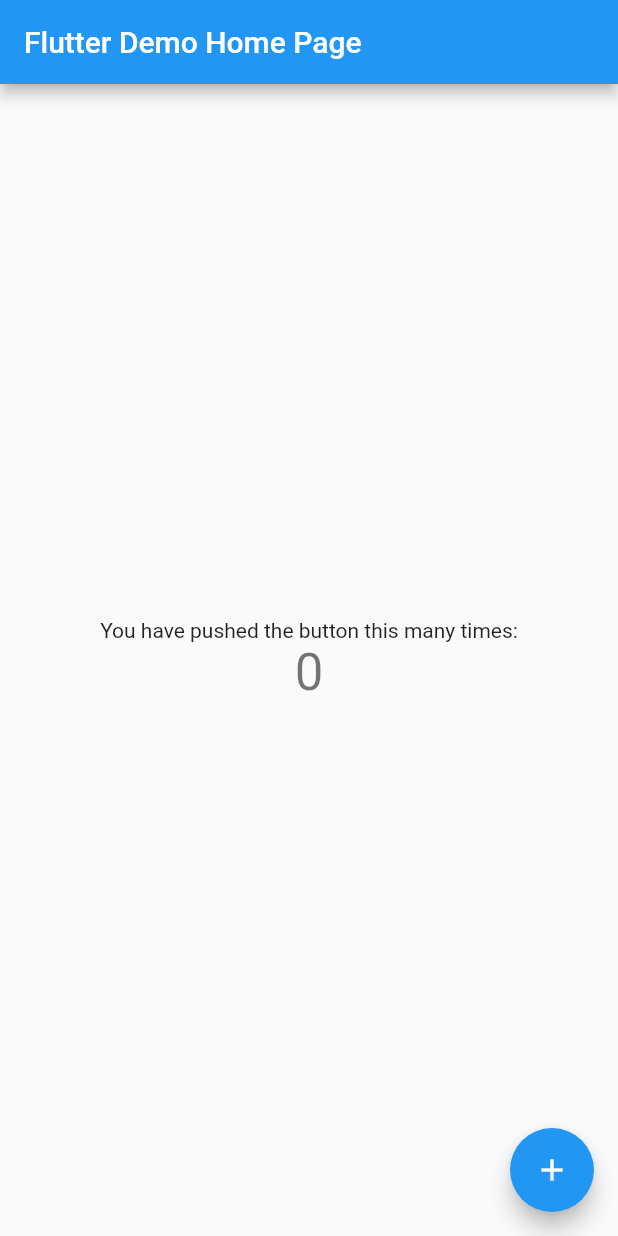
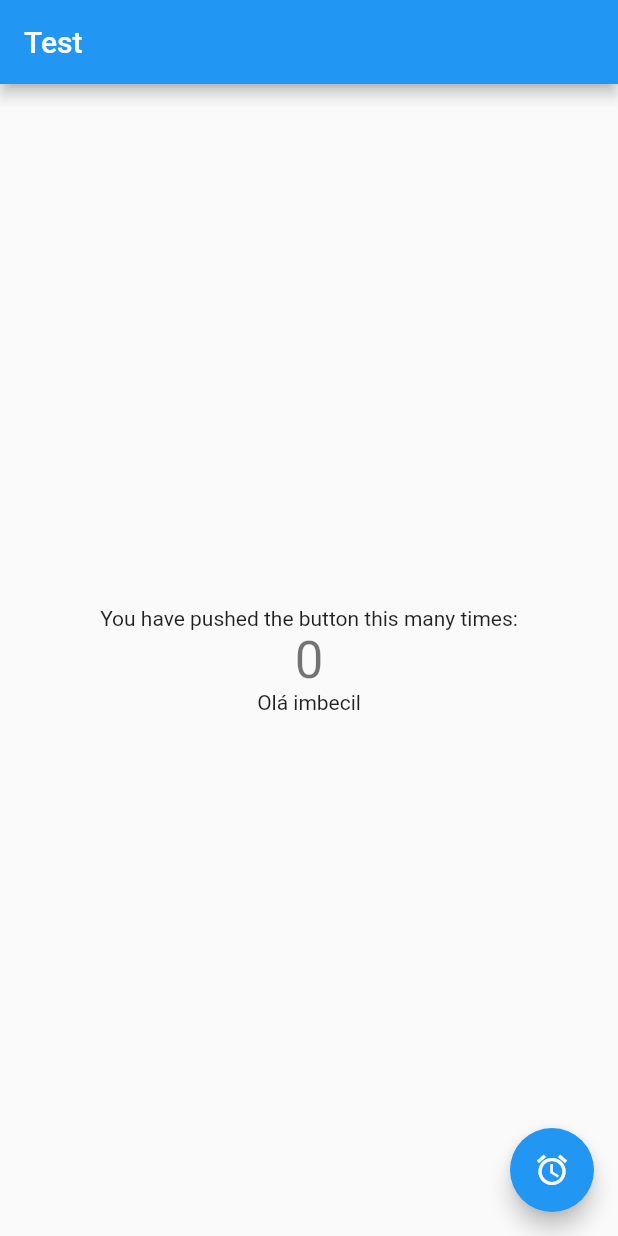
Before and after one commit to augustojulio-code/project_ia_task, a Flutter app: the screen it shows after launch, on a phone screen of 412 x 824 dp. Run offline on Flutter 3.47's test engine with Material 2 defaults, Android fonts, the phone set to English and light mode, and no system bars.

Commit message:
Tesnting options

```diff
--- a/lib/main.dart
+++ b/lib/main.dart
@@ -26,7 +26,7 @@ class MyApp extends StatelessWidget {
         // closer together (more dense) than on mobile platforms.
         visualDensity: VisualDensity.adaptivePlatformDensity,
       ),
-      home: MyHomePage(title: 'Flutter Demo Home Page'),
+      home: MyHomePage(title: 'Test'),
     );
   }
 }
@@ -104,13 +104,14 @@ class _MyHomePageState extends State<MyHomePage> {
               '$_counter',
               style: Theme.of(context).textTheme.headline4,
             ),
+            Text("Olá imbecil"),
           ],
         ),
       ),
       floatingActionButton: FloatingActionButton(
         onPressed: _incrementCounter,
         tooltip: 'Increment',
-        child: Icon(Icons.add),
+        child: Icon(Icons.access_alarm),
       ), // This trailing comma makes auto-formatting nicer for build methods.
     );
   }
```
